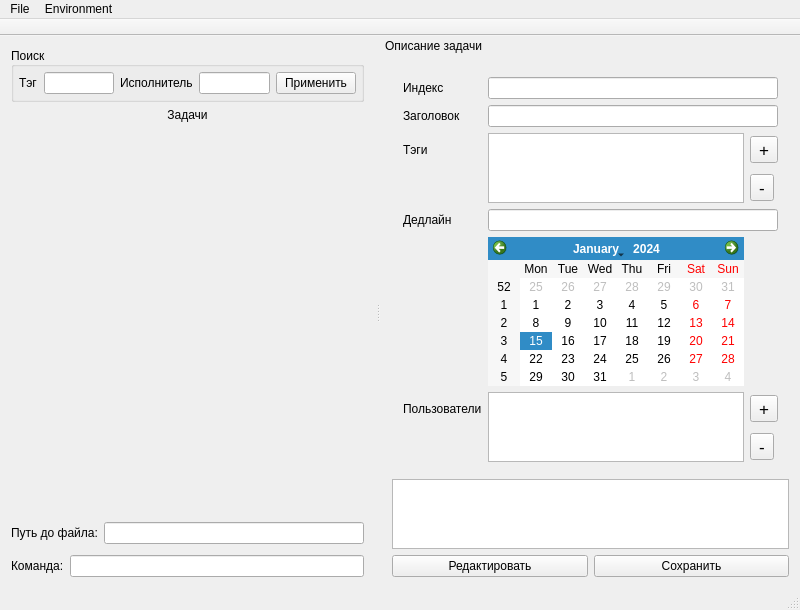
The window that app/LightTaskManager/gui/mainwindow.ui (ApplicationsForge/TaskManagerGUI) describes before a commit, drawn with Qt 5.
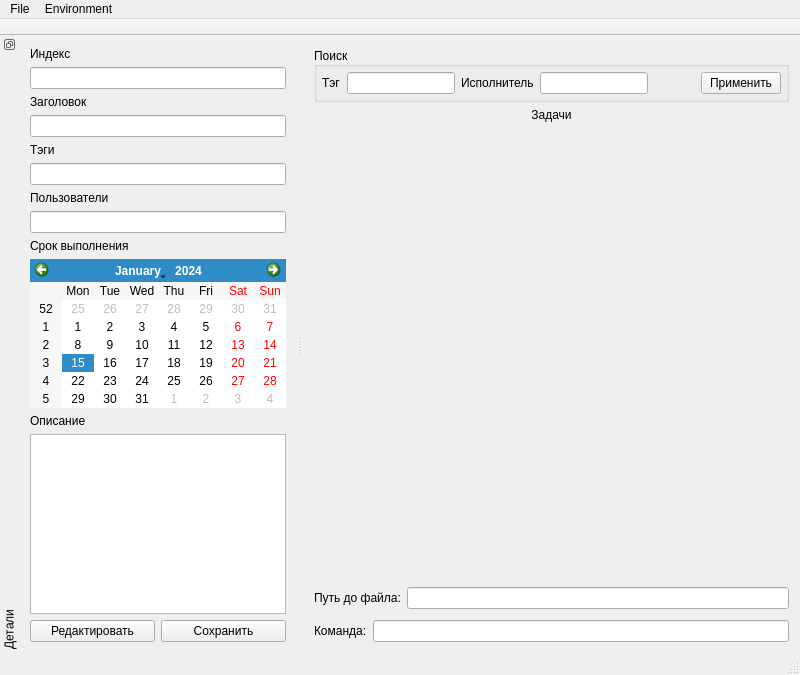
The same window after the commit. Icons and pictures are not drawn.

```diff
--- a/app/LightTaskManager/gui/mainwindow.ui
+++ b/app/LightTaskManager/gui/mainwindow.ui
@@ -7,7 +7,7 @@
     <x>0</x>
     <y>0</y>
     <width>800</width>
-    <height>600</height>
+    <height>675</height>
    </rect>
   </property>
   <property name="windowTitle">
@@ -288,16 +288,16 @@
     </sizepolicy>
    </property>
    <property name="features">
-    <set>QDockWidget::NoDockWidgetFeatures</set>
+    <set>QDockWidget::DockWidgetFloatable|QDockWidget::DockWidgetMovable|QDockWidget::DockWidgetVerticalTitleBar</set>
    </property>
    <property name="allowedAreas">
     <set>Qt::RightDockWidgetArea</set>
    </property>
    <property name="windowTitle">
-    <string>Описание задачи</string>
+    <string>Детали</string>
    </property>
    <attribute name="dockWidgetArea">
-    <number>2</number>
+    <number>1</number>
    </attribute>
    <widget class="QWidget" name="dockWidgetContents_2">
     <layout class="QGridLayout" name="gridLayout_2">
@@ -315,147 +315,102 @@
        <property name="frameShadow">
         <enum>QFrame::Raised</enum>
        </property>
-       <layout class="QGridLayout" name="gridLayout_5">
-        <item row="0" column="1" colspan="2">
+       <layout class="QVBoxLayout" name="verticalLayout">
+        <property name="leftMargin">
+         <number>0</number>
+        </property>
+        <property name="topMargin">
+         <number>0</number>
+        </property>
+        <property name="rightMargin">
+         <number>0</number>
+        </property>
+        <property name="bottomMargin">
+         <number>0</number>
+        </property>
+        <item>
+         <widget class="QLabel" name="currentTaskIndexLabel">
+          <property name="text">
+           <string>Индекс</string>
+          </property>
+         </widget>
+        </item>
+        <item>
          <widget class="QLineEdit" name="currentTaskIndexLineEdit">
           <property name="readOnly">
            <bool>true</bool>
           </property>
          </widget>
         </item>
-        <item row="4" column="1" colspan="2">
-         <widget class="QLineEdit" name="currentTaskDateLineEdit">
-          <property name="readOnly">
-           <bool>true</bool>
-          </property>
-         </widget>
-        </item>
-        <item row="2" column="2">
-         <widget class="QToolButton" name="addTagToolButton">
-          <property name="font">
-           <font>
-            <pointsize>13</pointsize>
-           </font>
-          </property>
+        <item>
+         <widget class="QLabel" name="currentTaskTitleLabel">
           <property name="text">
-           <string>+</string>
-          </property>
-          <property name="icon">
-           <iconset resource="resources/resources.qrc">
-            <normaloff>:/images/images/Plus.png</normaloff>:/images/images/Plus.png</iconset>
+           <string>Заголовок</string>
           </property>
          </widget>
         </item>
-        <item row="1" column="1" colspan="2">
+        <item>
          <widget class="QLineEdit" name="currentTaskTitleLineEdit">
           <property name="readOnly">
            <bool>true</bool>
           </property>
          </widget>
         </item>
-        <item row="3" column="2">
-         <widget class="QToolButton" name="removeTagToolButton">
-          <property name="font">
-           <font>
-            <pointsize>13</pointsize>
-           </font>
-          </property>
-          <property name="text">
-           <string>-</string>
-          </property>
-          <property name="icon">
-           <iconset resource="resources/resources.qrc">
-            <normaloff>:/images/images/Minus.png</normaloff>:/images/images/Minus.png</iconset>
-          </property>
-         </widget>
-        </item>
-        <item row="2" column="0">
+        <item>
          <widget class="QLabel" name="currentTaskTagsLabel">
           <property name="text">
            <string>Тэги</string>
           </property>
          </widget>
         </item>
-        <item row="6" column="2">
-         <widget class="QToolButton" name="addUserToolButton">
-          <property name="font">
-           <font>
-            <pointsize>13</pointsize>
-           </font>
-          </property>
-          <property name="text">
-           <string>+</string>
-          </property>
-          <property name="icon">
-           <iconset resource="resources/resources.qrc">
-            <normaloff>:/images/images/Plus.png</normaloff>:/images/images/Plus.png</iconset>
-          </property>
-         </widget>
+        <item>
+         <widget class="QLineEdit" name="currentTaskTagsLineEdit"/>
         </item>
-        <item row="2" column="1" rowspan="2">
-         <widget class="QListWidget" name="currentTaskTagsListWidget"/>
-        </item>
-        <item row="1" column="0">
-         <widget class="QLabel" name="currentTaskTitleLabel">
-          <property name="text">
-           <string>Заголовок</string>
-          </property>
-         </widget>
-        </item>
-        <item row="7" column="2">
-         <widget class="QToolButton" name="removeUserToolButton">
-          <property name="font">
-           <font>
-            <pointsize>13</pointsize>
-           </font>
-          </property>
-          <property name="text">
-           <string>-</string>
-          </property>
-          <property name="icon">
-           <iconset resource="resources/resources.qrc">
-            <normaloff>:/images/images/Minus.png</normaloff>:/images/images/Minus.png</iconset>
-          </property>
-         </widget>
-        </item>
-        <item row="6" column="0">
+        <item>
          <widget class="QLabel" name="currentTaskUsersLabel">
           <property name="text">
            <string>Пользователи</string>
           </property>
          </widget>
         </item>
-        <item row="6" column="1" rowspan="2">
-         <widget class="QListWidget" name="currentTaskUsersListWidget"/>
+        <item>
+         <widget class="QLineEdit" name="currentTaskUsersLineEdit"/>
         </item>
-        <item row="4" column="0">
+        <item>
          <widget class="QLabel" name="currentTaskDateLabel">
           <property name="text">
-           <string>Дедлайн</string>
+           <string>Срок выполнения</string>
           </property>
          </widget>
         </item>
-        <item row="0" column="0">
-         <widget class="QLabel" name="currentTaskIndexLabel">
-          <property name="text">
-           <string>Индекс</string>
-          </property>
-         </widget>
-        </item>
-        <item row="5" column="1">
-         <widget class="QCalendarWidget" name="calendarWidget"/>
+        <item>
+         <widget class="QCalendarWidget" name="currentTaskDateCalendarWidget"/>
         </item>
        </layout>
       </widget>
      </item>
-     <item row="2" column="0">
+     <item row="3" column="1">
+      <widget class="QPushButton" name="saveTaskPushButton">
+       <property name="text">
+        <string>Сохранить</string>
+       </property>
+      </widget>
+     </item>
+     <item row="1" column="0" colspan="2">
+      <widget class="QLabel" name="currentTaskDescriptionLabel">
+       <property name="text">
+        <string>Описание</string>
+       </property>
+      </widget>
+     </item>
+     <item row="3" column="0">
       <widget class="QPushButton" name="editTaskPushButton">
        <property name="text">
         <string>Редактировать</string>
        </property>
       </widget>
      </item>
-     <item row="1" column="0" colspan="2">
+     <item row="2" column="0" colspan="2">
       <widget class="QPlainTextEdit" name="currentTaskDescriptionPlainTextEdit">
        <property name="sizePolicy">
         <sizepolicy hsizetype="Expanding" vsizetype="Expanding">
@@ -468,13 +423,6 @@
        </property>
       </widget>
      </item>
-     <item row="2" column="1">
-      <widget class="QPushButton" name="saveTaskPushButton">
-       <property name="text">
-        <string>Сохранить</string>
-       </property>
-      </widget>
-     </item>
     </layout>
    </widget>
   </widget>
```
Left out of the diff: 11 changed lines with no effect on the pictures.
